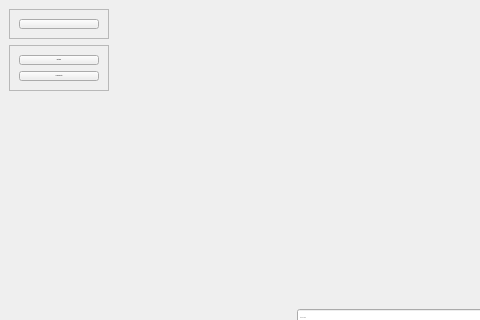
Before: the Qt Designer form views/userMenuWindow.ui in hug0be/pyhon_app, drawn with Qt 5; both pictures show x 0 to 480 and y 0 to 320 of the 917 by 600 pixel window.
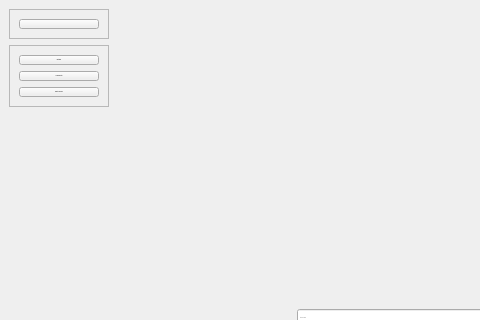
After: the same form once the commit is applied. The open tabs and pages were chosen to show the change. Icons and pictures are not drawn.

Commit message: [FEATURE] Import de quizz en .txt

What changed in the file:
```diff
--- a/views/userMenuWindow.ui
+++ b/views/userMenuWindow.ui
@@ -197,6 +197,32 @@
                </property>
               </widget>
              </item>
+             <item>
+              <widget class="QPushButton" name="importQuizzButton">
+               <property name="sizePolicy">
+                <sizepolicy hsizetype="Minimum" vsizetype="Fixed">
+                 <horstretch>0</horstretch>
+                 <verstretch>0</verstretch>
+                </sizepolicy>
+               </property>
+               <property name="toolTip">
+                <string>Se déconnecter</string>
+               </property>
+               <property name="text">
+                <string>Importer un Quizz</string>
+               </property>
+               <property name="icon">
+                <iconset resource="../resources/resources.qrc">
+                 <normaloff>:/icons/images/download.svg</normaloff>:/icons/images/download.svg</iconset>
+               </property>
+               <property name="iconSize">
+                <size>
+                 <width>24</width>
+                 <height>24</height>
+                </size>
+               </property>
+              </widget>
+             </item>
             </layout>
            </widget>
           </item>
```
Left out of the diff: 15 changed lines with no effect on the pictures. The commit also changes 6 other files.
